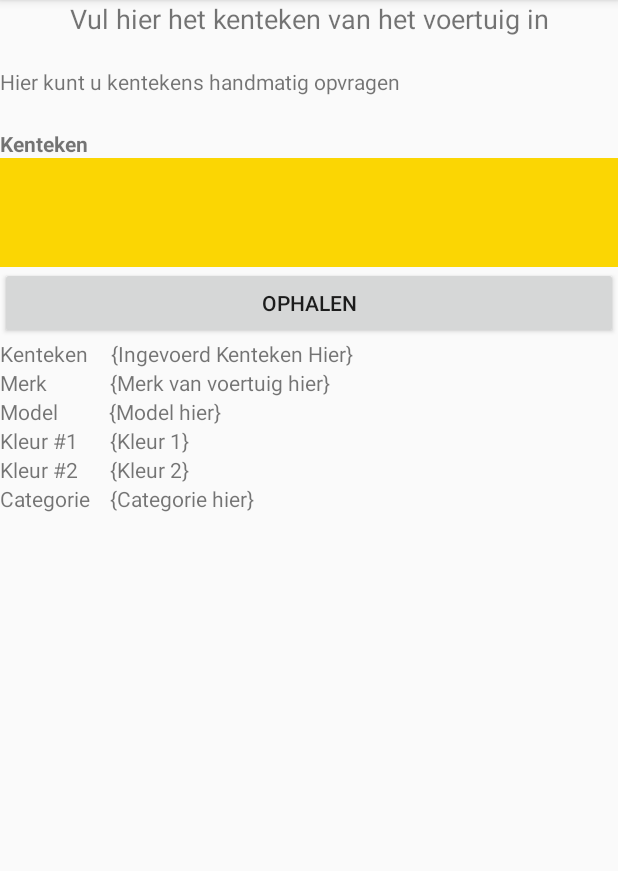
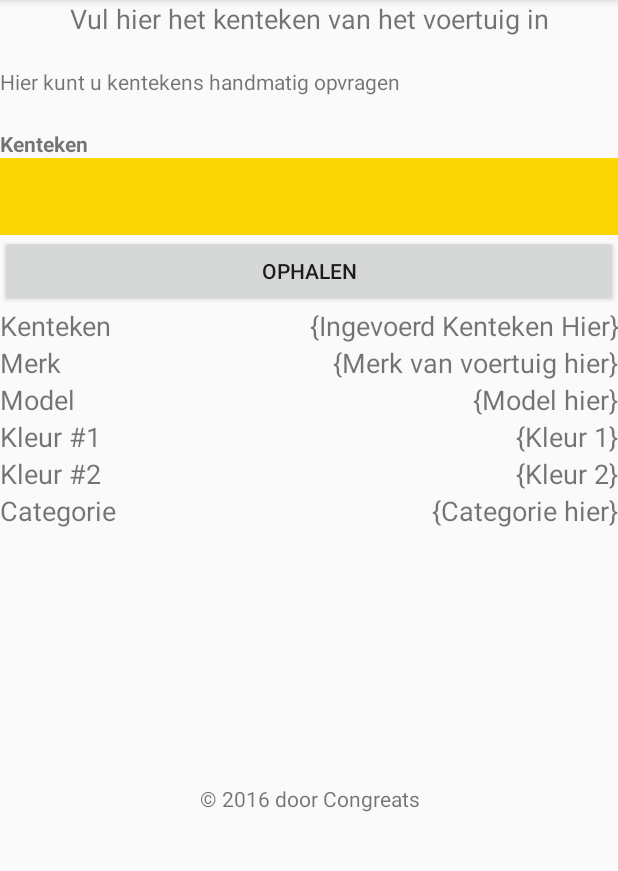
Before and after one commit to raoulcornelissen/androidprojectschool, an Android app: the GetKentekenActivity screen opened directly, with no data from a screen before it, on a phone screen of 412 x 824 dp, the part 84-955 px from its top. Run offline under Robolectric (Android 15) with nearby library versions, the phone set to English and light mode, and no system bars.

Commit message:
Wat kleine aanpassingen in de code gedaan, en wat uitlijning veranderd op de GetKentekenActivity

```diff
--- a/app/build.gradle
+++ b/app/build.gradle
@@ -8,7 +8,7 @@ android {
         minSdkVersion 18
         targetSdkVersion 24
         versionCode 1
-        versionName "1.0"
+        versionName "0.5"
         testInstrumentationRunner "android.support.test.runner.AndroidJUnitRunner"
     }
     buildTypes {
--- a/app/src/main/java/com/congreats/stoppolitie/AboutActivity.java
+++ b/app/src/main/java/com/congreats/stoppolitie/AboutActivity.java
@@ -3,16 +3,19 @@ package com.congreats.stoppolitie;
 import android.content.pm.PackageInfo;
 import android.os.Bundle;
 import android.support.v7.app.AppCompatActivity;
+import android.widget.TextView;
 
 /**
  * Created by raoul on 10-10-2016.
  */
 
 public class AboutActivity extends AppCompatActivity {
+
     @Override
     protected void onCreate(Bundle savedInstanceState) {
         super.onCreate(savedInstanceState);
         setContentView(R.layout.about_activity);
+
     }
 
 
--- a/app/src/main/res/layout/getkenteken_activity.xml
+++ b/app/src/main/res/layout/getkenteken_activity.xml
@@ -1,5 +1,6 @@
 <?xml version="1.0" encoding="utf-8"?>
 <LinearLayout xmlns:android="http://schemas.android.com/apk/res/android"
+    xmlns:tools="http://schemas.android.com/tools"
     android:orientation="vertical" android:layout_width="match_parent"
     android:layout_height="match_parent"
     android:weightSum="1">
@@ -45,12 +46,13 @@
         android:layout_alignParentStart="true"
         android:layout_alignBottom="@+id/button5"
         android:background="@color/kentekenyellow"
-        android:layout_weight="0.07"
+        android:layout_weight="0.05"
         android:typeface="normal"
         android:textSize="30sp"
         android:textAllCaps="true"
         android:textStyle="normal|bold"
-        android:textAlignment="center"/>
+        android:textAlignment="center"
+        tools:ignore="ObsoleteLayoutParam" />
 
     <Button
         android:text="@string/opzoeken_knop"
@@ -75,7 +77,8 @@
             android:layout_alignParentStart="true"
             android:id="@+id/textView12"
             android:layout_alignTop="@+id/textView6"
-            android:gravity="left"/>
+            android:gravity="left"
+            android:textSize="18sp" />
 
         <TextView
             android:text="{Ingevoerd Kenteken Hier}"
@@ -83,7 +86,9 @@
             android:layout_height="wrap_content"
             android:id="@+id/kentekentextfield"
             android:layout_marginLeft="15dp"
-            android:layout_weight="0.13" />
+            android:layout_weight="0.13"
+            android:textAlignment="viewEnd"
+            android:textSize="18sp" />
     </LinearLayout>
     <!-- Merk Rij -->
     <LinearLayout
@@ -98,7 +103,8 @@
             android:layout_alignParentStart="true"
             android:id="@+id/textView13"
             android:layout_alignTop="@+id/textView6"
-            android:gravity="left"/>
+            android:gravity="left"
+            android:textSize="18sp" />
 
         <TextView
             android:text="{Merk van voertuig hier}"
@@ -107,7 +113,8 @@
             android:id="@+id/merktext"
             android:layout_marginLeft="42dp"
             android:layout_weight="0.13"
-            />
+            android:textAlignment="viewEnd"
+            android:textSize="18sp" />
     </LinearLayout>
     <!-- Model Rij -->
     <LinearLayout
@@ -122,7 +129,8 @@
             android:layout_alignParentStart="true"
             android:id="@+id/textView14"
             android:layout_alignTop="@+id/textView6"
-            android:gravity="left"/>
+            android:gravity="left"
+            android:textSize="18sp" />
 
         <TextView
             android:text="{Model hier}"
@@ -131,7 +139,8 @@
             android:id="@+id/modeltext"
             android:layout_marginLeft="34dp"
             android:layout_weight="0.13"
-            />
+            android:textAlignment="viewEnd"
+            android:textSize="18sp" />
     </LinearLayout>
     <!-- Eerste kleur Rij -->
     <LinearLayout
@@ -146,7 +155,8 @@
             android:layout_alignParentStart="true"
             android:id="@+id/textView15"
             android:layout_alignTop="@+id/textView6"
-            android:gravity="left"/>
+            android:gravity="left"
+            android:textSize="18sp" />
 
         <TextView
             android:text="{Kleur 1}"
@@ -155,7 +165,8 @@
             android:id="@+id/eerstekleur"
             android:layout_marginLeft="21dp"
             android:layout_weight="0.13"
-            />
+            android:textAlignment="viewEnd"
+            android:textSize="18sp" />
     </LinearLayout>
     <!-- Tweede kleur Rij -->
     <LinearLayout
@@ -170,7 +181,8 @@
             android:layout_alignParentStart="true"
             android:id="@+id/textView16"
             android:layout_alignTop="@+id/textView6"
-            android:gravity="left"/>
+            android:gravity="left"
+            android:textSize="18sp" />
 
         <TextView
             android:text="{Kleur 2}"
@@ -179,7 +191,8 @@
             android:id="@+id/tweedekleur"
             android:layout_marginLeft="21dp"
             android:layout_weight="0.13"
-            />
+            android:textAlignment="viewEnd"
+            android:textSize="18sp" />
     </LinearLayout>
     <!-- Categorie Rij -->
     <LinearLayout
@@ -194,7 +207,8 @@
             android:layout_alignParentStart="true"
             android:id="@+id/textView17"
             android:layout_alignTop="@+id/textView6"
-            android:gravity="left"/>
+            android:gravity="left"
+            android:textSize="18sp" />
 
         <TextView
             android:text="{Categorie hier}"
@@ -203,6 +217,24 @@
             android:id="@+id/category"
             android:layout_marginLeft="13dp"
             android:layout_weight="0.13"
-            />
+            android:textAlignment="viewEnd"
+            android:textSize="18sp" />
+    </LinearLayout>
+    <!-- Copyright -->
+    <LinearLayout
+        android:layout_width="match_parent"
+        android:layout_height="wrap_content"
+        android:gravity="bottom"
+        android:layout_marginTop="170dp">
+        <TextView
+            android:text="@string/copyrighttext"
+            android:textAlignment="center"
+            android:layout_width="match_parent"
+            android:layout_height="match_parent"
+            android:layout_alignParentStart="true"
+            android:layout_marginBottom="14dp"
+            android:id="@+id/textView2"
+
+/>
     </LinearLayout>
 </LinearLayout>
--- a/app/src/main/res/values/colors.xml
+++ b/app/src/main/res/values/colors.xml
@@ -9,4 +9,5 @@
     <!-- Kenteken Kleuren -->
     <color name="kentekenyellow">#FBD603</color>
     <color name="kentekenblack">#000000</color>
+    <color name="kentekenblue">#014DDF</color>
 </resources>
```
